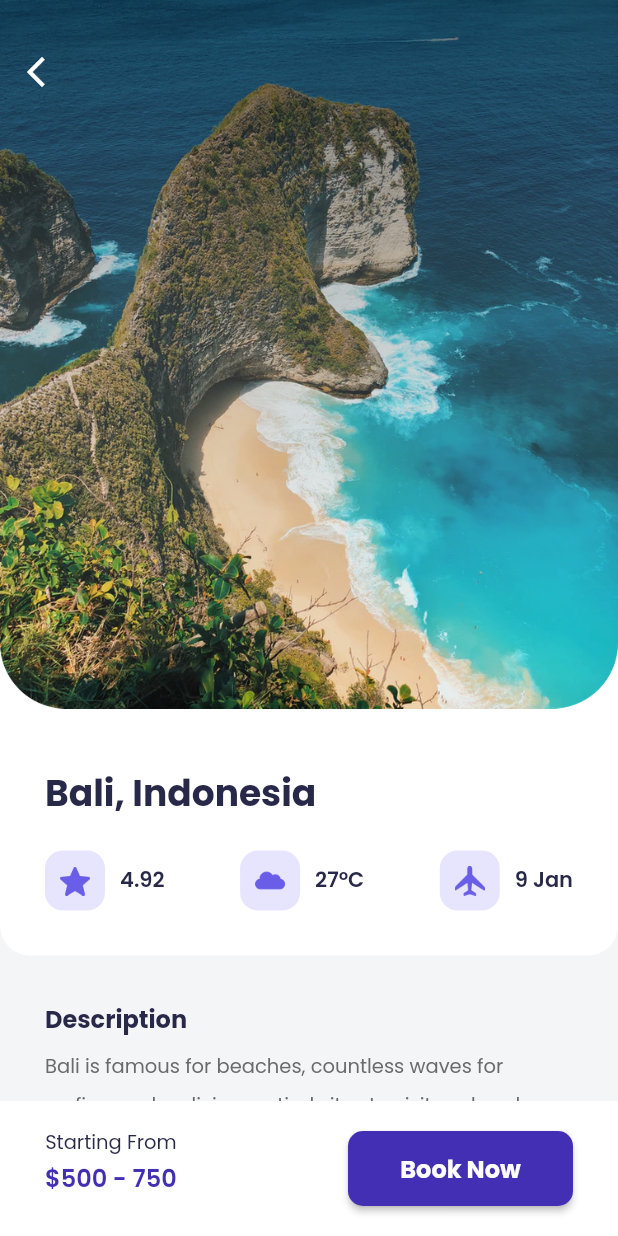
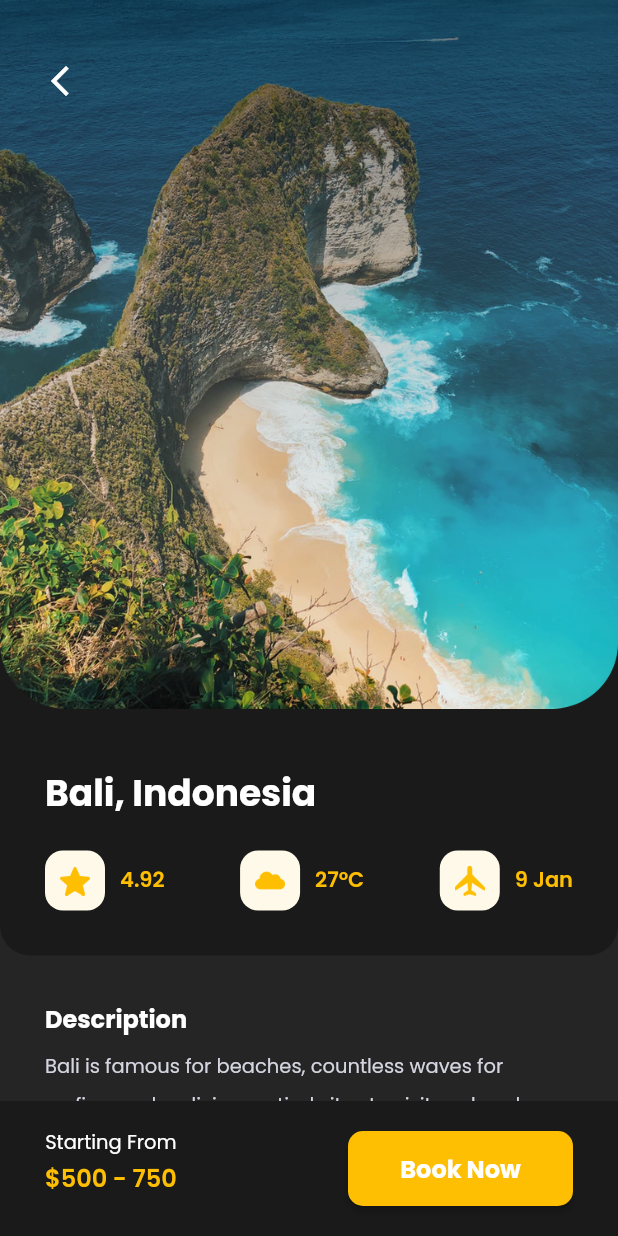
Before and after one commit to ziss11/travel-app-ui, a Flutter app: the screen it shows after launch, after a tap on "Bali", on a phone screen of 412 x 824 dp. Run offline on Flutter 3.47's test engine with Material 2 defaults, Android fonts, the phone set to English and light mode, and no system bars; our stand-ins replace google_fonts.

Commit message:
change to dark theme

```diff
--- a/lib/main.dart
+++ b/lib/main.dart
@@ -1,7 +1,7 @@
 import 'package:flutter/cupertino.dart';
 import 'package:flutter/material.dart';
 import 'package:travel_app/pages/detail_page.dart';
-import 'package:travel_app/pages/home_page.dart';
+import 'package:travel_app/pages/main_page.dart';
 import 'package:travel_app/style/colors.dart';
 import 'package:travel_app/style/text_style.dart';
 
@@ -16,15 +16,15 @@ class MyApp extends StatelessWidget {
       debugShowCheckedModeBanner: false,
       title: 'Travel App',
       theme: ThemeData(
-        primaryColor: kWhiteColor,
-        scaffoldBackgroundColor: kWhiteColor,
+        primaryColor: kYellowColor,
+        scaffoldBackgroundColor: kBackgroundColor,
         textTheme: kTextTheme,
       ),
-      home: const HomePage(),
+      home: const MainPage(),
       onGenerateRoute: (settings) {
         switch (settings.name) {
-          case HomePage.routeName:
-            return MaterialPageRoute(builder: (_) => const HomePage());
+          case MainPage.routeName:
+            return MaterialPageRoute(builder: (_) => const MainPage());
           case DetailPage.routName:
             return MaterialPageRoute(builder: (_) => const DetailPage());
           default:
--- a/lib/pages/detail_page.dart
+++ b/lib/pages/detail_page.dart
@@ -20,7 +20,7 @@ class DetailPage extends StatelessWidget {
             padding: EdgeInsets.all(defaultMargin),
             width: double.infinity,
             decoration: BoxDecoration(
-              color: kWhiteColor,
+              color: kBackgroundColor,
               borderRadius: BorderRadius.vertical(
                 bottom: Radius.circular(
                   defaultRadius,
@@ -49,12 +49,13 @@ class DetailPage extends StatelessWidget {
                         Container(
                           padding: const EdgeInsets.all(10),
                           decoration: BoxDecoration(
-                            color: kLightPurple,
+                            color: kLightYellow,
                             borderRadius: BorderRadius.circular(12),
                           ),
                           child: Image.asset(
                             'assets/star_icon.png',
                             width: 20,
+                            color: kYellowColor,
                           ),
                         ),
                         const SizedBox(
@@ -64,7 +65,7 @@ class DetailPage extends StatelessWidget {
                           '4.92',
                           style: kSubtitle.copyWith(
                             fontWeight: semibold,
-                            color: kBlackColor,
+                            color: kYellowColor,
                           ),
                         ),
                       ],
@@ -74,12 +75,13 @@ class DetailPage extends StatelessWidget {
                         Container(
                           padding: const EdgeInsets.all(10),
                           decoration: BoxDecoration(
-                            color: kLightPurple,
+                            color: kLightYellow,
                             borderRadius: BorderRadius.circular(12),
                           ),
                           child: Image.asset(
                             'assets/cloud_icon.png',
                             width: 20,
+                            color: kYellowColor,
                           ),
                         ),
                         const SizedBox(
@@ -89,7 +91,7 @@ class DetailPage extends StatelessWidget {
                           '27ºC',
                           style: kSubtitle.copyWith(
                             fontWeight: semibold,
-                            color: kBlackColor,
+                            color: kYellowColor,
                           ),
                         ),
                       ],
@@ -99,12 +101,13 @@ class DetailPage extends StatelessWidget {
                         Container(
                           padding: const EdgeInsets.all(10),
                           decoration: BoxDecoration(
-                            color: kLightPurple,
+                            color: kLightYellow,
                             borderRadius: BorderRadius.circular(12),
                           ),
                           child: Image.asset(
                             'assets/airplane_icon.png',
                             width: 20,
+                            color: kYellowColor,
                           ),
                         ),
                         const SizedBox(
@@ -114,7 +117,7 @@ class DetailPage extends StatelessWidget {
                           '9 Jan',
                           style: kSubtitle.copyWith(
                             fontWeight: semibold,
-                            color: kBlackColor,
+                            color: kYellowColor,
                           ),
                         ),
                       ],
@@ -129,8 +132,9 @@ class DetailPage extends StatelessWidget {
             fit: BoxFit.cover,
           ),
           Padding(
-            padding: const EdgeInsets.symmetric(
-              vertical: 24,
+            padding: EdgeInsets.symmetric(
+              vertical: defaultMargin,
+              horizontal: 16,
             ),
             child: IconButton(
               onPressed: () => Navigator.pop(context),
@@ -150,21 +154,21 @@ class DetailPage extends StatelessWidget {
           right: defaultMargin,
           left: defaultMargin,
           top: defaultMargin,
-          bottom: 110,
+          bottom: 130,
         ),
         child: Column(
           crossAxisAlignment: CrossAxisAlignment.start,
           children: [
             Text(
               'Description',
-              style: kTitle.copyWith(color: kBlackColor),
+              style: kTitle,
             ),
             const SizedBox(
               height: 5,
             ),
             Text(
               'Bali is famous for beaches, countless waves for surfing scuba diving, natiral sites to visit and explore trem ely fascinating Hindus culture with colorfuls ceremonies and magnificent temples gifted artists the producing.',
-              style: kBodyText.copyWith(height: 2),
+              style: kBodyText.copyWith(height: 2, color: kGreyColor),
               overflow: TextOverflow.clip,
             ),
           ],
@@ -179,7 +183,7 @@ class DetailPage extends StatelessWidget {
           horizontal: defaultMargin,
           vertical: 18,
         ),
-        color: kWhiteColor,
+        color: kBackgroundColor,
         child: Row(
           mainAxisAlignment: MainAxisAlignment.spaceBetween,
           children: [
@@ -189,7 +193,7 @@ class DetailPage extends StatelessWidget {
                 Text(
                   'Starting From',
                   style: kBodyText.copyWith(
-                    color: kBlackColor,
+                    color: kWhiteColor,
                   ),
                 ),
                 const SizedBox(
@@ -199,7 +203,7 @@ class DetailPage extends StatelessWidget {
                   '\$500 - 750',
                   style: kTitle.copyWith(
                     fontWeight: semibold,
-                    color: kPurpleColor,
+                    color: kYellowColor,
                   ),
                 ),
               ],
@@ -213,7 +217,7 @@ class DetailPage extends StatelessWidget {
     return Scaffold(
       floatingActionButton: _footer(),
       floatingActionButtonLocation: FloatingActionButtonLocation.centerDocked,
-      backgroundColor: kLightGrey,
+      backgroundColor: kNavbarColor,
       body: SafeArea(
         child: ListView(
           physics: const BouncingScrollPhysics(),
--- a/lib/pages/home_page.dart
+++ b/lib/pages/home_page.dart
@@ -1,15 +1,11 @@
 import 'package:flutter/material.dart';
 import 'package:travel_app/style/colors.dart';
 import 'package:travel_app/style/constant.dart';
-import 'package:travel_app/style/route.dart';
 import 'package:travel_app/style/text_style.dart';
 import 'package:travel_app/widgets/countries_card.dart';
-import 'package:travel_app/widgets/custom_navbar.dart';
 import 'package:travel_app/widgets/events_card.dart';
 
 class HomePage extends StatefulWidget {
-  static const routeName = homeRoute;
-
   const HomePage({Key? key}) : super(key: key);
 
   @override
@@ -50,7 +46,6 @@ class _HomePageState extends State<HomePage>
                         'Hello Bimo,',
                         style: kTitle.copyWith(
                           fontWeight: medium,
-                          color: kBlackColor,
                         ),
                       ),
                       const SizedBox(
@@ -68,6 +63,7 @@ class _HomePageState extends State<HomePage>
                   child: Image.asset(
                     'assets/search_btn.png',
                     width: 20,
+                    color: kYellowColor,
                   ),
                 ),
               ],
@@ -97,9 +93,9 @@ class _HomePageState extends State<HomePage>
         physics: const BouncingScrollPhysics(),
         isScrollable: true,
         controller: tabController,
-        labelColor: kPurpleColor,
+        labelColor: kYellowColor,
         unselectedLabelColor: kDarkGrey,
-        indicatorColor: kPurpleColor,
+        indicatorColor: kYellowColor,
         indicatorSize: TabBarIndicatorSize.label,
         padding: EdgeInsets.only(
           left: defaultMargin,
@@ -220,11 +216,7 @@ class _HomePageState extends State<HomePage>
       );
     }
 
-    return Scaffold(
-      floatingActionButton: const CustomNavbar(),
-      floatingActionButtonLocation: FloatingActionButtonLocation.centerFloat,
-      body: SafeArea(
-        child: ListView(
+    return ListView(
       physics: const BouncingScrollPhysics(),
       children: [
         _header(),
@@ -232,8 +224,6 @@ class _HomePageState extends State<HomePage>
         _popularList(),
         _eventList(),
       ],
-        ),
-      ),
     );
   }
 
--- /dev/null
+++ b/lib/pages/main_page.dart
@@ -0,0 +1,111 @@
+import 'package:flutter/material.dart';
+import 'package:travel_app/pages/home_page.dart';
+import 'package:travel_app/style/colors.dart';
+import 'package:travel_app/style/constant.dart';
+import 'package:travel_app/style/route.dart';
+import 'package:travel_app/style/text_style.dart';
+
+class MainPage extends StatefulWidget {
+  static const routeName = mainRoute;
+  const MainPage({Key? key}) : super(key: key);
+
+  @override
+  State<MainPage> createState() => _MainPageState();
+}
+
+class _MainPageState extends State<MainPage> {
+  int currentIndex = 0;
+  @override
+  Widget build(BuildContext context) {
+    Widget _navbar() {
+      Widget _navbarIcon(int index, String icon, String name) {
+        return InkWell(
+          onTap: () {
+            setState(() {
+              currentIndex = index;
+            });
+          },
+          child: AnimatedContainer(
+            width: currentIndex == index ? 130 : 40,
+            duration: const Duration(milliseconds: 400),
+            padding: const EdgeInsets.all(8),
+            child: Row(
+              mainAxisAlignment: MainAxisAlignment.spaceEvenly,
+              mainAxisSize: MainAxisSize.max,
+              children: [
+                Image.asset(
+                  icon,
+                  width: 18,
+                  height: 18,
+                  color: currentIndex == index ? kYellowColor : kGreyColor,
+                ),
+                currentIndex == index
+                    ? Flexible(
+                        child: Text(
+                          name,
+                          style: kSubtitle.copyWith(
+                            fontWeight: semibold,
+                            color: kYellowColor,
+                            overflow: TextOverflow.ellipsis,
+                          ),
+                        ),
+                      )
+                    : const SizedBox(),
+              ],
+            ),
+          ),
+        );
+      }
+
+      return Container(
+        padding: const EdgeInsets.symmetric(horizontal: 20),
+        width: MediaQuery.of(context).size.width - (2 * defaultMargin),
+        height: 68,
+        decoration: BoxDecoration(
+          color: kNavbarColor,
+          borderRadius: BorderRadius.circular(50),
+        ),
+        child: Row(
+          mainAxisAlignment: MainAxisAlignment.spaceAround,
+          children: [
+            _navbarIcon(
+              0,
+              'assets/home_icon.png',
+              'Home',
+            ),
+            _navbarIcon(
+              1,
+              'assets/notif_icon.png',
+              'Notifications',
+            ),
+            _navbarIcon(
+              2,
+              'assets/menu_icon.png',
+              'Menu',
+            ),
+            _navbarIcon(
+              3,
+              'assets/settings_icon.png',
+              'Settings',
+            ),
+          ],
+        ),
+      );
+    }
+
+    Widget _buildContent(int index) {
+      switch (index) {
+        case 0:
+          return const HomePage();
+        default:
+          return const HomePage();
+      }
+    }
+
+    return Scaffold(
+      floatingActionButton: _navbar(),
+      floatingActionButtonLocation: FloatingActionButtonLocation.centerFloat,
+      body: _buildContent(currentIndex),
+    );
+  }
+}
--- a/lib/style/colors.dart
+++ b/lib/style/colors.dart
@@ -1,5 +1,6 @@
 import 'package:flutter/material.dart';
 
+Color kBackgroundColor = const Color(0xff1A1A1A);
 Color kWhiteColor = const Color(0xffFFFFFF);
 Color kPurpleColor = const Color(0xff432FB3);
 Color kDarkGrey = const Color(0xff808080);
@@ -10,3 +11,4 @@ Color kBlackColor = const Color(0xff282948);
 Color kYellowColor = const Color(0xffFEBE02);
 Color kLightYellow = const Color(0xffFFF9E9);
 Color kLightGrey = const Color(0xffF4F5F6);
+Color kNavbarColor = const Color(0xff252525);
--- a/lib/style/route.dart
+++ b/lib/style/route.dart
@@ -1,2 +1,2 @@
-const homeRoute = '/home';
+const mainRoute = 'main';
 const detailRoute = '/detail';
--- a/lib/style/text_style.dart
+++ b/lib/style/text_style.dart
@@ -5,12 +5,12 @@ import 'package:travel_app/style/colors.dart';
 final TextStyle kHeading5 = GoogleFonts.poppins(
   fontWeight: FontWeight.bold,
   fontSize: 24,
-  color: kBlackColor,
+  color: kWhiteColor,
 );
 final TextStyle kHeading6 = GoogleFonts.poppins(
   fontWeight: FontWeight.w600,
   fontSize: 18,
-  color: kBlackColor,
+  color: kWhiteColor,
 );
 final TextStyle kSubtitle = GoogleFonts.poppins(
   fontWeight: FontWeight.w500,
--- a/lib/widgets/countries_card.dart
+++ b/lib/widgets/countries_card.dart
@@ -25,7 +25,7 @@ class CountriesCard extends StatelessWidget {
         height: 170,
         width: 120,
         decoration: BoxDecoration(
-          color: kGreyColor,
+          color: kYellowColor,
           borderRadius: BorderRadius.circular(
             defaultRadius,
           ),
@@ -42,7 +42,7 @@ class CountriesCard extends StatelessWidget {
                         height: 30,
                         width: 63,
                         decoration: BoxDecoration(
-                          color: kPurpleColor,
+                          color: kYellowColor,
                           borderRadius: BorderRadius.only(
                             topRight: Radius.circular(
                               defaultRadius,
@@ -67,6 +67,7 @@ class CountriesCard extends StatelessWidget {
               name,
               style: kHeading6.copyWith(
                 fontWeight: medium,
+                color: kBlackColor,
               ),
             )
           ],
--- a/lib/widgets/custom_button.dart
+++ b/lib/widgets/custom_button.dart
@@ -17,7 +17,7 @@ class CustomButton extends StatelessWidget {
               borderRadius: BorderRadius.circular(10),
             ),
           ),
-          backgroundColor: MaterialStateProperty.all(kPurpleColor),
+          backgroundColor: MaterialStateProperty.all(kYellowColor),
         ),
         onPressed: () {},
         child: Text(
--- a/lib/widgets/custom_navbar.dart
+++ /dev/null
@@ -1,105 +0,0 @@
-import 'package:flutter/material.dart';
-import 'package:travel_app/style/colors.dart';
-import 'package:travel_app/style/constant.dart';
-import 'package:travel_app/style/text_style.dart';
-
-class CustomNavbar extends StatefulWidget {
-  const CustomNavbar({Key? key}) : super(key: key);
-
-  @override
-  State<CustomNavbar> createState() => _CustomNavbarState();
-}
-
-class _CustomNavbarState extends State<CustomNavbar> {
-  int currentIndex = 0;
-  @override
-  Widget build(BuildContext context) {
-    Widget _navbarIcon(int index, String icon, String name) {
-      return InkWell(
-        onTap: () {
-          setState(() {
-            currentIndex = index;
-          });
-        },
-        child: AnimatedContainer(
-          width: currentIndex == index ? 130 : 40,
-          curve: Curves.easeInCubic,
-          duration: const Duration(milliseconds: 400),
-          padding: const EdgeInsets.all(8),
-          decoration: BoxDecoration(
-            color: currentIndex == index ? kLightPurple : Colors.transparent,
-            borderRadius: BorderRadius.circular(
-              defaultRadius,
-            ),
-          ),
-          child: Row(
-            mainAxisAlignment: MainAxisAlignment.spaceEvenly,
-            mainAxisSize: MainAxisSize.max,
-            children: [
-              Image.asset(
-                icon,
-                width: 18,
-                height: 18,
-                color: currentIndex == index ? kPurpleColor : kGreyColor,
-              ),
-              currentIndex == index
-                  ? Flexible(
-                      child: Text(
-                        name,
-                        style: kSubtitle.copyWith(
-                          fontWeight: semibold,
-                          color: kPurpleColor,
-                          overflow: TextOverflow.ellipsis,
-                        ),
-                      ),
-                    )
-                  : const SizedBox(),
-            ],
-          ),
-        ),
-      );
-    }
-
-    return Container(
-      padding: const EdgeInsets.symmetric(horizontal: 20),
-      width: MediaQuery.of(context).size.width - (2 * defaultMargin),
-      height: 68,
-      decoration: BoxDecoration(
-        color: kLightGrey,
-        borderRadius: BorderRadius.circular(50),
-        boxShadow: [
-          BoxShadow(
-            blurRadius: 8,
-            color: kBlackColor.withOpacity(.3),
-            offset: const Offset(0, 5),
-          ),
-        ],
-      ),
-      child: Row(
-        mainAxisAlignment: MainAxisAlignment.spaceAround,
-        children: [
-          _navbarIcon(
-            0,
-            'assets/home_icon.png',
-            'Home',
-          ),
-          _navbarIcon(
-            1,
-            'assets/notif_icon.png',
-            'Notifications',
-          ),
-          _navbarIcon(
-            2,
-            'assets/menu_icon.png',
-            'Menu',
-          ),
-          _navbarIcon(
-            3,
-            'assets/settings_icon.png',
-            'Settings',
-          ),
-        ],
-      ),
-    );
-  }
-}
```
Lines whose indentation alone changed are shown as unchanged.
